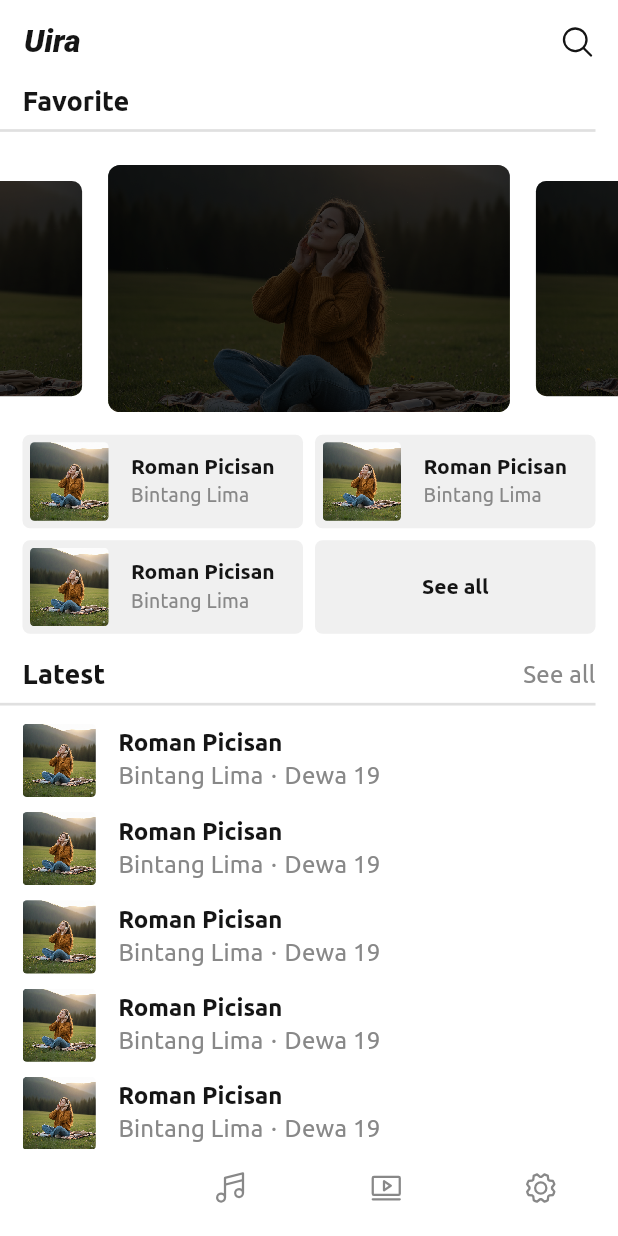
After one commit to RytokaYura/uira, a Flutter app: the HomeScreen screen opened by its route, on a phone screen of 412 x 824 dp. The commit adds this screen. Run offline on Flutter 3.47's test engine with Material 3 defaults, Android fonts, the phone set to English and light mode, and no system bars; drawn by our look-alikes of carousel_slider; our stand-ins replace bloc, device_info_plus, equatable, flutter_bloc, get_it, go_router and 5 more; project files that could hold a hidden picture were left out.

Commit message:
🏠wip(home): design ui home screen

```diff
--- a/lib/common/widgets/app_list.dart
+++ b/lib/common/widgets/app_list.dart
@@ -15,6 +15,7 @@ class AppListBuilder extends StatelessWidget {
       scrollDirection: scrollDirection ?? Axis.vertical,
       physics: physics ?? NeverScrollableScrollPhysics(),
       padding: padding ?? EdgeInsets.zero,
+      shrinkWrap: true,
       itemBuilder: builder ?? (context, index) => SizedBox(),
     );
   }
--- a/lib/core/colors/impl/dark_color.dart
+++ b/lib/core/colors/impl/dark_color.dart
@@ -3,7 +3,7 @@ import 'dart:ui';
 import '../color_path.dart';
 
 class DarkColor extends ColorData {
-  @override Color get background => const Color(0xFF111415);
+  @override Color get background => const Color(0xFF0A0A0A);
   @override Color get disabled => Color.lerp(primary, surface, .8)!;
   @override Color get error => const Color(0xFFEF5350);
   @override Color get hint => const Color(0xFFAAAAAA);
--- a/lib/core/routes/screen/route_screen.dart
+++ b/lib/core/routes/screen/route_screen.dart
@@ -1,6 +1,7 @@
 import 'package:flutter/material.dart';
 import 'package:flutter_bloc/flutter_bloc.dart';
 import 'package:go_router/go_router.dart';
+import 'package:uira/common/common_path.dart';
 import '../../core_path.dart';
 
 class RouteScreen extends StatelessWidget {
@@ -14,7 +15,8 @@ class RouteScreen extends StatelessWidget {
     final BottomRouteHelper bottomRouteHelper = BottomRouteHelper();
     return BlocBuilder<RouteCubit, RouteState>(
       builder: (context, state) {
-        return PopScope(
+        return AppOverlay(
+          child: PopScope(
             canPop: false,
             onPopInvokedWithResult: (didPop, result) => bottomRouteHelper.onPop(didPop: didPop, state: state, shell: shell),
             child: Scaffold(
@@ -23,7 +25,7 @@ class RouteScreen extends StatelessWidget {
                 items: routeData.barItems,
                 onTap: (index) => bottomRouteHelper.onTap(index: index, shell: shell),
                 currentIndex: shell.currentIndex,
-              type: BottomNavigationBarType.fixed,
+              ),
             ),
           ),
         );
--- a/lib/core/themes/impl/theme_impl.dart
+++ b/lib/core/themes/impl/theme_impl.dart
@@ -24,9 +24,9 @@ class ThemeImpl extends AppTheme {
   BottomNavigationBarThemeData getBottomBarTheme({required ColorScheme scheme, required Color color, required Color unContent}) {
     return BottomNavigationBarThemeData(
       backgroundColor: color,
-      elevation: 2.0,
+      elevation: 0.0,
       unselectedItemColor: unContent,
-      selectedItemColor: scheme.onSurface,
+      selectedItemColor: scheme.onPrimary,
       showSelectedLabels: false,
       showUnselectedLabels: false,
       type: BottomNavigationBarType.fixed,
--- a/lib/featured/feature_path.dart
+++ b/lib/featured/feature_path.dart
@@ -1,2 +1,3 @@
 export './introduction/intro_path.dart';
+export './home/home_path.dart';
 export './settings/setting_path.dart';
--- /dev/null
+++ b/lib/featured/home/home_path.dart
@@ -0,0 +1 @@
+export './screens/home_screen.dart';
--- /dev/null
+++ b/lib/featured/home/screens/home_screen.dart
@@ -0,0 +1,211 @@
+import 'package:carousel_slider/carousel_slider.dart';
+import 'package:flutter/material.dart';
+import 'package:phosphor_flutter/phosphor_flutter.dart';
+import '../../../common/common_path.dart';
+
+class HomeScreen extends StatelessWidget {
+  const HomeScreen({super.key});
+
+  @override
+  Widget build(BuildContext context) {
+    return Scaffold(
+      appBar: AppBar(
+        title: Text('Uira'),
+        actions: [
+          AppIconButton(
+            onTap: () {},
+            icon: PhosphorIcons.magnifyingGlass(),
+          ),
+          SizedBox(width: 10.0,),
+        ],
+      ),
+      body: SingleChildScrollView(
+        child: Column(
+          crossAxisAlignment: CrossAxisAlignment.start,
+          children: [
+
+            Padding(
+              padding: const EdgeInsets.only(left: 15.0),
+              child: AppTitle(
+                title: 'Favorite',
+              ),
+            ),
+
+            Divider(
+              thickness: 1.8,
+              endIndent: 15.0,
+            ),
+
+            const SizedBox(height: 15.0,),
+
+            CarouselSlider.builder(
+              itemCount: 4,
+              options: CarouselOptions(
+                autoPlay: true,
+                enlargeCenterPage: true,
+                viewportFraction: .65,
+                aspectRatio: 2.5,
+                onPageChanged: (context, reason) {}
+              ),
+              itemBuilder: (context, index, pageIndex) => AppCardItem(
+                onTap: () {},
+                padding: EdgeInsets.zero,
+                content: Stack(
+                  fit: StackFit.expand,
+                  children: [
+                    AppImage(
+                      borderRadius: BorderRadius.circular(8.0),
+                    ),
+                    AppScrim(
+                      borderRadius: BorderRadius.circular(8.0),
+                    ),
+                  ],
+                ),
+              ),
+            ),
+
+            GridView.builder(
+              shrinkWrap: true,
+              padding: EdgeInsets.all(15.0),
+              itemCount: 4,
+              physics: NeverScrollableScrollPhysics(),
+              gridDelegate: SliverGridDelegateWithFixedCrossAxisCount(
+                crossAxisCount: 2,
+                childAspectRatio: 3.0,
+                crossAxisSpacing: 8.0,
+                mainAxisSpacing: 8.0
+              ),
+              itemBuilder: (BuildContext context, int index) {
+                if(index == 3) {
+                  return AppCardItem(
+                  onTap: () {},
+                  borderRadius: BorderRadius.circular(5.0),
+                  content: Center(
+                    child: AppTitle(
+                      title: 'See all',
+                      size: 14.0,
+                      maxLines: 1,
+                    ),
+                  ),
+                );
+                }
+                return AppCardItem(
+                  onTap: () {},
+                  borderRadius: BorderRadius.circular(5.0),
+                  content: Row(
+                    spacing: 15.0,
+                    children: [
+                      AspectRatio(
+                        aspectRatio: 1.0,
+                        child: AppImage(borderRadius: BorderRadius.circular(3.0),),
+                      ),
+
+                      Flexible(
+                        child: Column(
+                          crossAxisAlignment: CrossAxisAlignment.start,
+                          mainAxisAlignment: MainAxisAlignment.center,
+                          children: [
+                            AppTitle(
+                              title: 'Roman Picisan',
+                              size: 14.0,
+                              maxLines: 1,
+                            ),
+
+                            Row(
+                              children: [
+                                AppDescription(
+                                  title: 'Bintang Lima',
+                                  size: 13.0,
+                                ),
+                              ],
+                            ),
+                          ],
+                        ),
+                      ),
+
+                    ],
+                  ),
+                );
+              },
+            ),
+
+            Padding(
+              padding: const EdgeInsets.symmetric(horizontal: 15.0),
+              child: Row(
+                mainAxisAlignment: MainAxisAlignment.spaceBetween,
+                children: [
+                  AppTitle(
+                    title: 'Latest',
+                  ),
+
+                  AppDescription(title: 'See all',),
+                ],
+              ),
+            ),
+
+            Divider(
+              thickness: 1.8,
+              endIndent: 15.0,
+            ),
+
+            AppListBuilder(
+              count: 10,
+              builder: (context, index) {
+                return AspectRatio(
+                  aspectRatio: 7.0,
+                  child: AppCardItem(
+                    onTap: () {},
+                    borderRadius: BorderRadius.zero,
+                    color: Colors.transparent,
+                    padding: EdgeInsets.symmetric(horizontal: 15.0, vertical: 5.0),
+                    content: Row(
+                      spacing: 15.0,
+                      children: [
+                        AspectRatio(
+                          aspectRatio: 1.0,
+                          child: AppImage(borderRadius: BorderRadius.circular(3.0),),
+                        ),
+
+                        Flexible(
+                          child: Column(
+                            crossAxisAlignment: CrossAxisAlignment.start,
+                            mainAxisAlignment: MainAxisAlignment.center,
+                            children: [
+                              AppTitle(
+                                title: 'Roman Picisan',
+                                size: 16.0,
+                                maxLines: 1,
+                              ),
+
+                              Row(
+                                spacing: 5.0,
+                                children: [
+                                  AppDescription(
+                                    title: 'Bintang Lima',
+                                  ),
+
+                                  AppDescription(
+                                    title: '·',
+                                  ),
+
+                                  AppDescription(
+                                    title: 'Dewa 19',
+                                  ),
+                                ],
+                              ),
+                            ],
+                          ),
+                        ),
+
+                      ],
+                    ),
+                  ),
+                );
+              },
+            ),
+          ],
+        ),
+      ),
+    );
+  }
+}
--- a/pubspec.yaml
+++ b/pubspec.yaml
@@ -29,6 +29,7 @@ dependencies:
   go_router: ^16.2.1
   mocktail: ^1.0.4
   bloc_test: ^10.0.0
+  carousel_slider: ^5.1.1
 
 dev_dependencies:
   flutter_test:
```
Also changed, not shown: lib/core/routes/generated/generated_route.dart, pubspec.lock. Lines whose indentation alone changed are shown as unchanged.
